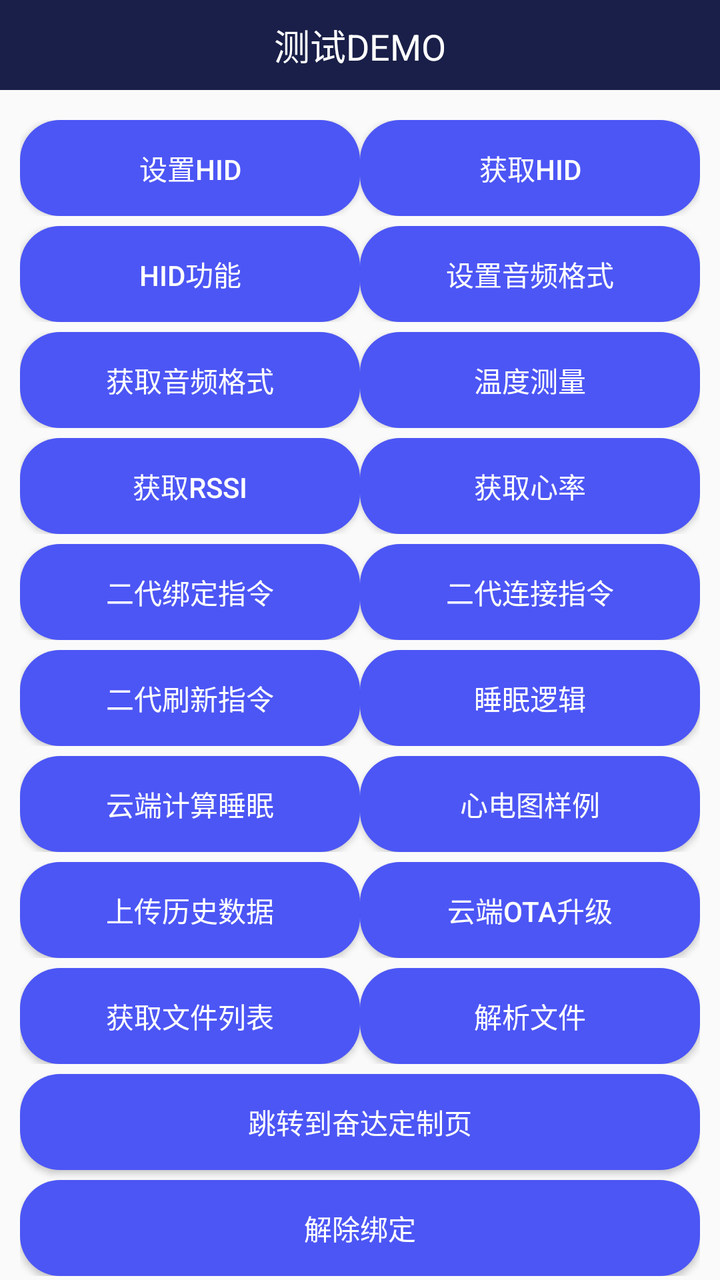
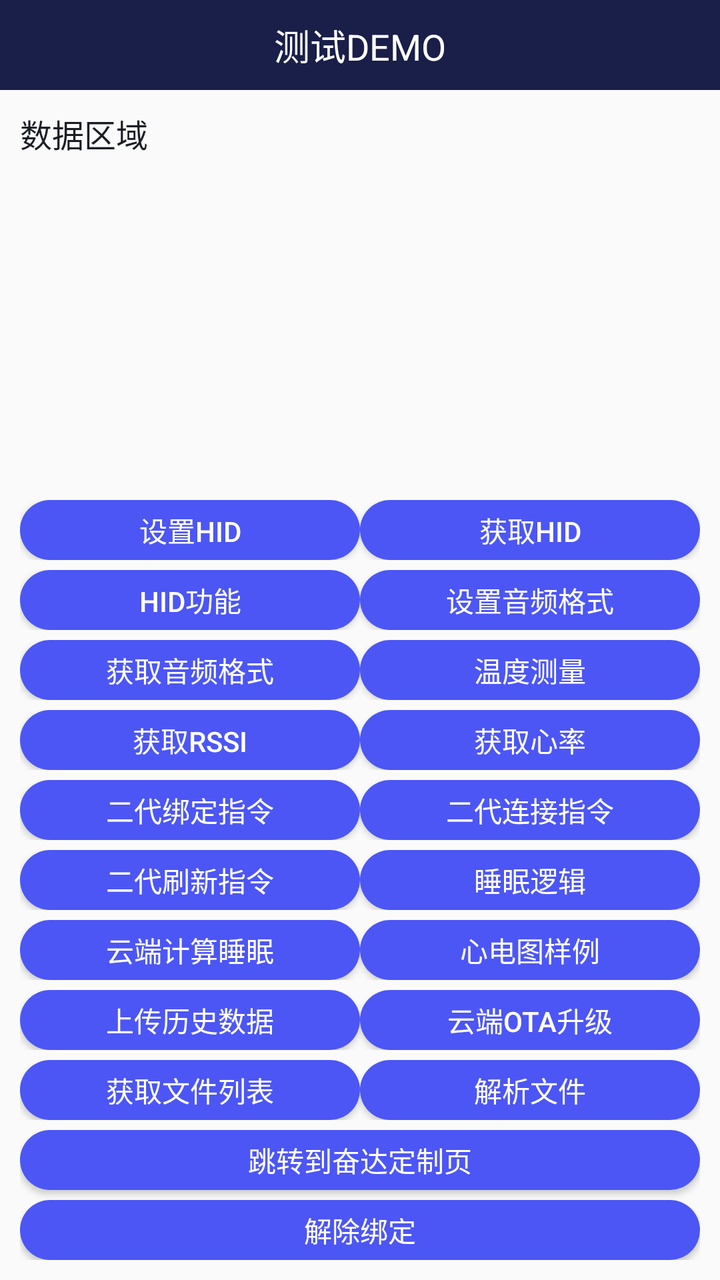

Compare the two renders of this Android layout. The source of the first and the diff that turns it into the second are given below.
<!-- AndroidManifest.xml: application theme AppTheme -->
<!-- res/layout/activity_test2.xml -->
<?xml version="1.0" encoding="utf-8"?>
<LinearLayout
    xmlns:android="http://schemas.android.com/apk/res/android"
    xmlns:tools="http://schemas.android.com/tools"
    android:layout_width="match_parent"
    android:layout_height="match_parent"
    android:orientation="vertical"
    android:fitsSystemWindows="true"
    tools:context=".activity.TestActivity2">
    <RelativeLayout
        android:layout_width="match_parent"
        android:layout_height="45dp"
        android:background="@color/colorPrimary">
        <TextView
            android:layout_width="wrap_content"
            android:layout_height="wrap_content"
            android:text="测试DEMO"
            android:textSize="18sp"
            android:layout_centerInParent="true"
            android:textColor="@color/white"/>
    </RelativeLayout>
    <TextView
        android:id="@+id/tv_result2"
        android:layout_width="match_parent"
        android:layout_height="0dp"
        android:layout_weight="1"
        android:text="数据区域"
        android:scrollbars="vertical"
        android:padding="10dp"
        android:lineSpacingExtra="5dp"
        android:textSize="16sp"
        android:textColor="@color/colorPrimaryDark"/>
    <LinearLayout
        android:layout_width="match_parent"
        android:layout_height="wrap_content"
        android:padding="10dp"
        android:orientation="vertical">
        <LinearLayout
            android:layout_width="match_parent"
            android:layout_height="wrap_content"
            android:layout_marginTop="5dp"
            android:orientation="horizontal">
            <Button
                android:id="@+id/bt_set_HID"
                android:layout_width="0dp"
                android:layout_weight="1"
                android:layout_height="wrap_content"
                android:text="设置HID"
                android:textSize="14sp"
                android:textColor="@color/white"
                android:background="@drawable/button_bg_state"/>
            <Button
                android:id="@+id/bt_get_HID"
                android:layout_width="0dp"
                android:layout_weight="1"
                android:layout_height="wrap_content"
                android:text="获取HID"
                android:textSize="14sp"
                android:textColor="@color/white"
                android:background="@drawable/button_bg_state"/>
        </LinearLayout>

        <LinearLayout
            android:layout_width="match_parent"
            android:layout_height="wrap_content"
            android:layout_marginTop="5dp"
            android:orientation="horizontal">
            <Button
                android:id="@+id/bt_get_HID_code"
                android:layout_width="0dp"
                android:layout_weight="1"
                android:layout_height="wrap_content"
                android:text="HID功能"
                android:textSize="14sp"
                android:textColor="@color/white"
                android:background="@drawable/button_bg_state"/>
            <Button
                android:id="@+id/bt_set_audio_type"
                android:layout_width="0dp"
                android:layout_weight="1"
                android:layout_height="wrap_content"
                android:text="设置音频格式"
                android:textSize="14sp"
                android:textColor="@color/white"
                android:background="@drawable/button_bg_state"/>
        </LinearLayout>

        <LinearLayout
            android:layout_width="match_parent"
            android:layout_height="wrap_content"
            android:layout_marginTop="5dp"
            android:orientation="horizontal">
            <Button
                android:id="@+id/bt_get_audio_type"
                android:layout_width="0dp"
                android:layout_weight="1"
                android:layout_height="wrap_content"
                android:text="获取音频格式"
                android:textSize="14sp"
                android:textColor="@color/white"
                android:background="@drawable/button_bg_state"/>
            <Button
                android:id="@+id/bt_temp_test"
                android:layout_width="0dp"
                android:layout_weight="1"
                android:layout_height="wrap_content"
                android:text="温度测量"
                android:textSize="14sp"
                android:textColor="@color/white"
                android:background="@drawable/button_bg_state"/>
        </LinearLayout>
        <LinearLayout
            android:layout_width="match_parent"
            android:layout_height="wrap_content"
            android:layout_marginTop="5dp"
            android:orientation="horizontal">
            <Button
                android:id="@+id/bt_get_rssi"
                android:layout_width="0dp"
                android:layout_weight="1"
                android:layout_height="wrap_content"
                android:text="获取RSSI"
                android:textSize="14sp"
                android:textColor="@color/white"
                android:background="@drawable/button_bg_state"/>
            <Button
                android:id="@+id/bt_heart"
                android:layout_width="0dp"
                android:layout_weight="1"
                android:layout_height="wrap_content"
                android:text="获取心率"
                android:textSize="14sp"
                android:textColor="@color/white"
                android:background="@drawable/button_bg_state"/>
        </LinearLayout>
        <LinearLayout
            android:layout_width="match_parent"
            android:layout_height="wrap_content"
            android:layout_marginTop="5dp"
            android:orientation="horizontal">
            <Button
                android:id="@+id/bt_app_bind"
                android:layout_width="0dp"
                android:layout_weight="1"
                android:layout_height="wrap_content"
                android:text="二代绑定指令"
                android:textSize="14sp"
                android:textColor="@color/white"
                android:background="@drawable/button_bg_state"/>
            <Button
                android:id="@+id/bt_connect"
                android:layout_width="0dp"
                android:layout_weight="1"
                android:layout_height="wrap_content"
                android:text="二代连接指令"
                android:textSize="14sp"
                android:textColor="@color/white"
                android:background="@drawable/button_bg_state"/>
        </LinearLayout>
        <LinearLayout
            android:layout_width="match_parent"
            android:layout_height="wrap_content"
            android:layout_marginTop="5dp"
            android:orientation="horizontal">
            <Button
                android:id="@+id/bt_refresh"
                android:layout_width="0dp"
                android:layout_weight="1"
                android:layout_height="wrap_content"
                android:text="二代刷新指令"
                android:textSize="14sp"
                android:textColor="@color/white"
                android:background="@drawable/button_bg_state"/>
            <Button
                android:id="@+id/bt_calculate_sleep"
                android:layout_width="0dp"
                android:layout_weight="1"
                android:layout_height="wrap_content"
                android:text="睡眠逻辑"
                android:textSize="14sp"
                android:textColor="@color/white"
                android:background="@drawable/button_bg_state"/>
        </LinearLayout>
        <LinearLayout
            android:layout_width="match_parent"
            android:layout_height="wrap_content"
            android:layout_marginTop="5dp"
            android:orientation="horizontal">
            <Button
                android:id="@+id/bt_sleep_sevice"
                android:layout_width="0dp"
                android:layout_weight="1"
                android:layout_height="wrap_content"
                android:text="云端计算睡眠"
                android:textSize="14sp"
                android:textColor="@color/white"
                android:background="@drawable/button_bg_state"/>
            <Button
                android:id="@+id/bt_ecg_demo"
                android:layout_width="0dp"
                android:layout_weight="1"
                android:layout_height="wrap_content"
                android:text="心电图样例"
                android:textSize="14sp"
                android:textColor="@color/white"
                android:background="@drawable/button_bg_state"/>
        </LinearLayout>
        <LinearLayout
            android:layout_width="match_parent"
            android:layout_height="wrap_content"
            android:layout_marginTop="5dp"
            android:orientation="horizontal">
            <Button
                android:id="@+id/btn_upload_history"
                android:layout_width="0dp"
                android:layout_weight="1"
                android:layout_height="wrap_content"
                android:text="上传历史数据"
                android:textSize="14sp"
                android:textColor="@color/white"
                android:background="@drawable/button_bg_state"/>
            <Button
                android:id="@+id/btn_ota"
                android:layout_width="0dp"
                android:layout_weight="1"
                android:layout_height="wrap_content"
                android:text="云端ota升级"
                android:textSize="14sp"
                android:textColor="@color/white"
                android:background="@drawable/button_bg_state"/>
        </LinearLayout>
        <LinearLayout
            android:layout_width="match_parent"
            android:layout_height="wrap_content"
            android:layout_marginTop="5dp"
            android:orientation="horizontal">
            <Button
                android:id="@+id/bt_file_list"
                android:layout_width="0dp"
                android:layout_weight="1"
                android:layout_height="wrap_content"
                android:text="获取文件列表"
                android:textSize="14sp"
                android:textColor="@color/white"
                android:background="@drawable/button_bg_state"/>
            <Button
                android:id="@+id/bt_file_content"
                android:layout_width="0dp"
                android:layout_weight="1"
                android:layout_height="wrap_content"
                android:text="解析文件"
                android:textSize="14sp"
                android:textColor="@color/white"
                android:background="@drawable/button_bg_state"/>
        </LinearLayout>
        <Button
            android:id="@+id/bt_test2"
            android:layout_width="match_parent"
            android:layout_marginTop="5dp"
            android:layout_height="wrap_content"
            android:text="跳转到奋达定制页"
            android:textSize="14sp"
            android:textColor="@color/white"
            android:background="@drawable/button_bg_state"/>
        <Button
            android:id="@+id/bt_unpair"
            android:layout_width="match_parent"
            android:layout_marginTop="5dp"
            android:layout_height="wrap_content"
            android:text="解除绑定"
            android:textSize="14sp"
            android:textColor="@color/white"
            android:background="@drawable/button_bg_state"/>
    </LinearLayout>

</LinearLayout>
<!-- resources referenced by this layout -->
<resources>
  <color name="colorPrimary">#191F48</color>
  <color name="colorPrimaryDark">#1B1D25</color>
  <color name="white">#ffffff</color>
  <!-- drawable button_bg_state (drawable) -->
  <?xml version="1.0" encoding="utf-8"?>
  <selector xmlns:android="http://schemas.android.com/apk/res/android">
      <item android:state_pressed="false">
          <shape xmlns:android="http://schemas.android.com/apk/res/android">
              <corners android:radius="20dp" />
  
              <solid android:color="@color/lan_se" />
          </shape>
      </item>
      <item android:state_pressed="false">
          <shape xmlns:android="http://schemas.android.com/apk/res/android">
              <corners android:radius="20dp" />
  
              <solid android:color="@color/lan_se" />
          </shape>
      </item>
      <item android:state_pressed="true">
          <shape xmlns:android="http://schemas.android.com/apk/res/android">
              <corners android:radius="20dp" />
  
              <solid android:color="@color/lan_se_press" />
          </shape>
      </item>
  
  </selector>
  <style name="AppTheme" parent="Theme.AppCompat.Light.NoActionBar">
          
          <item name="colorPrimary">@color/colorPrimary</item>
          <item name="colorPrimaryDark">@color/colorPrimary</item>
          <item name="colorAccent">@color/colorAccent</item>
      </style>
  <color name="lan_se">#4C56F5</color>
  <color name="lan_se_press">#554C56F5</color>
  <color name="colorAccent">#03DAC5</color>
</resources>

<!-- the commit's change to res/layout/activity_test2.xml (unified diff, before → after) -->
@@ -37,7 +37,7 @@
         android:orientation="vertical">
         <LinearLayout
             android:layout_width="match_parent"
-            android:layout_height="wrap_content"
+            android:layout_height="30dp"
             android:layout_marginTop="5dp"
             android:orientation="horizontal">
             <Button
@@ -62,7 +62,7 @@
 
         <LinearLayout
             android:layout_width="match_parent"
-            android:layout_height="wrap_content"
+            android:layout_height="30dp"
             android:layout_marginTop="5dp"
             android:orientation="horizontal">
             <Button
@@ -87,7 +87,7 @@
 
         <LinearLayout
             android:layout_width="match_parent"
-            android:layout_height="wrap_content"
+            android:layout_height="30dp"
             android:layout_marginTop="5dp"
             android:orientation="horizontal">
             <Button
@@ -111,7 +111,7 @@
         </LinearLayout>
         <LinearLayout
             android:layout_width="match_parent"
-            android:layout_height="wrap_content"
+            android:layout_height="30dp"
             android:layout_marginTop="5dp"
             android:orientation="horizontal">
             <Button
@@ -135,7 +135,7 @@
         </LinearLayout>
         <LinearLayout
             android:layout_width="match_parent"
-            android:layout_height="wrap_content"
+            android:layout_height="30dp"
             android:layout_marginTop="5dp"
             android:orientation="horizontal">
             <Button
@@ -159,7 +159,7 @@
         </LinearLayout>
         <LinearLayout
             android:layout_width="match_parent"
-            android:layout_height="wrap_content"
+            android:layout_height="30dp"
             android:layout_marginTop="5dp"
             android:orientation="horizontal">
             <Button
@@ -183,7 +183,7 @@
         </LinearLayout>
         <LinearLayout
             android:layout_width="match_parent"
-            android:layout_height="wrap_content"
+            android:layout_height="30dp"
             android:layout_marginTop="5dp"
             android:orientation="horizontal">
             <Button
@@ -207,7 +207,7 @@
         </LinearLayout>
         <LinearLayout
             android:layout_width="match_parent"
-            android:layout_height="wrap_content"
+            android:layout_height="30dp"
             android:layout_marginTop="5dp"
             android:orientation="horizontal">
             <Button
@@ -231,7 +231,7 @@
         </LinearLayout>
         <LinearLayout
             android:layout_width="match_parent"
-            android:layout_height="wrap_content"
+            android:layout_height="30dp"
             android:layout_marginTop="5dp"
             android:orientation="horizontal">
             <Button
@@ -257,7 +257,7 @@
             android:id="@+id/bt_test2"
             android:layout_width="match_parent"
             android:layout_marginTop="5dp"
-            android:layout_height="wrap_content"
+            android:layout_height="30dp"
             android:text="跳转到奋达定制页"
             android:textSize="14sp"
             android:textColor="@color/white"
@@ -266,7 +266,7 @@
             android:id="@+id/bt_unpair"
             android:layout_width="match_parent"
             android:layout_marginTop="5dp"
-            android:layout_height="wrap_content"
+            android:layout_height="30dp"
             android:text="解除绑定"
             android:textSize="14sp"
             android:textColor="@color/white"
